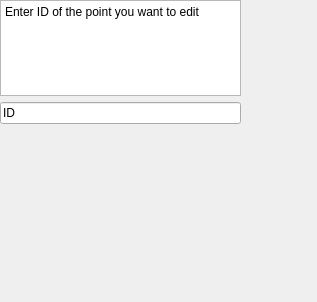
Above: editpointslayout.ui from Haudkozaur/masterThesis before the change. Below: the same form after it.
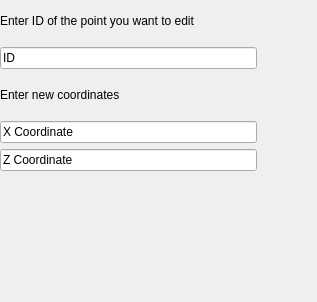
That is the form after the change.

Commit message: added fully implementation of edit dialog, started work on saving state of delete dialog

```diff
--- a/editpointslayout.ui
+++ b/editpointslayout.ui
@@ -18,25 +18,17 @@
     <rect>
      <x>0</x>
      <y>0</y>
-     <width>241</width>
-     <height>124</height>
+     <width>257</width>
+     <height>171</height>
     </rect>
    </property>
    <layout class="QVBoxLayout" name="verticalLayout">
     <item>
      <layout class="QVBoxLayout" name="mainLayout">
       <item>
-       <widget class="QTextBrowser" name="textBrowser">
-        <property name="html">
-         <string>&lt;!DOCTYPE HTML PUBLIC &quot;-//W3C//DTD HTML 4.0//EN&quot; &quot;http://www.w3.org/TR/REC-html40/strict.dtd&quot;&gt;
-&lt;html&gt;&lt;head&gt;&lt;meta name=&quot;qrichtext&quot; content=&quot;1&quot; /&gt;&lt;meta charset=&quot;utf-8&quot; /&gt;&lt;style type=&quot;text/css&quot;&gt;
-p, li { white-space: pre-wrap; }
-hr { height: 1px; border-width: 0; }
-li.unchecked::marker { content: &quot;\2610&quot;; }
-li.checked::marker { content: &quot;\2612&quot;; }
-&lt;/style&gt;&lt;/head&gt;&lt;body style=&quot; font-family:'Segoe UI'; font-size:9pt; font-weight:400; font-style:normal;&quot;&gt;
-&lt;p style=&quot; margin-top:0px; margin-bottom:0px; margin-left:0px; margin-right:0px; -qt-block-indent:0; text-indent:0px;&quot;&gt;Enter ID of the point you want to edit&lt;/p&gt;
-&lt;p style=&quot;-qt-paragraph-type:empty; margin-top:0px; margin-bottom:0px; margin-left:0px; margin-right:0px; -qt-block-indent:0; text-indent:0px;&quot;&gt;&lt;br /&gt;&lt;/p&gt;&lt;/body&gt;&lt;/html&gt;</string>
+       <widget class="QLabel" name="label">
+        <property name="text">
+         <string>Enter ID of the point you want to edit</string>
         </property>
        </widget>
       </item>
@@ -47,6 +39,27 @@
         </property>
        </widget>
       </item>
+      <item>
+       <widget class="QLabel" name="label_2">
+        <property name="text">
+         <string>Enter new coordinates</string>
+        </property>
+       </widget>
+      </item>
+      <item>
+       <widget class="QLineEdit" name="xEditLineEdit">
+        <property name="text">
+         <string>X Coordinate</string>
+        </property>
+       </widget>
+      </item>
+      <item>
+       <widget class="QLineEdit" name="zEditLineEdit">
+        <property name="text">
+         <string>Z Coordinate</string>
+        </property>
+       </widget>
+      </item>
      </layout>
     </item>
    </layout>
```
The commit also changes 16 other files.
